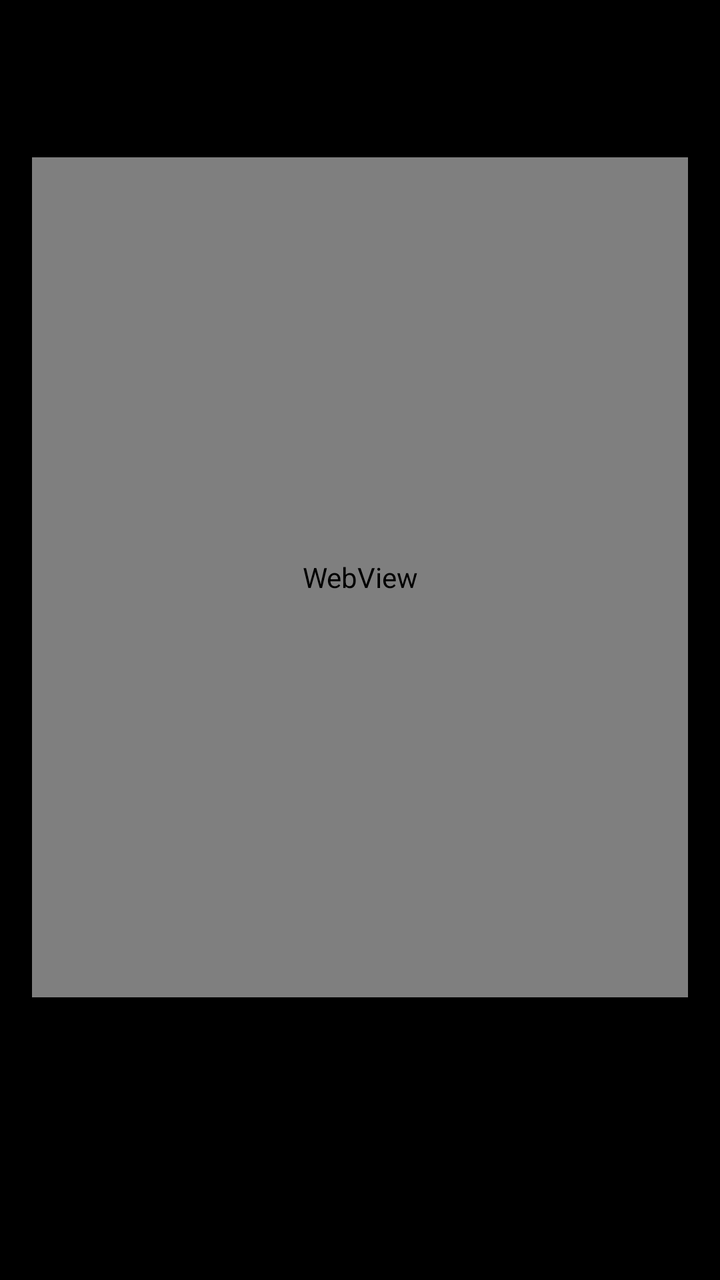
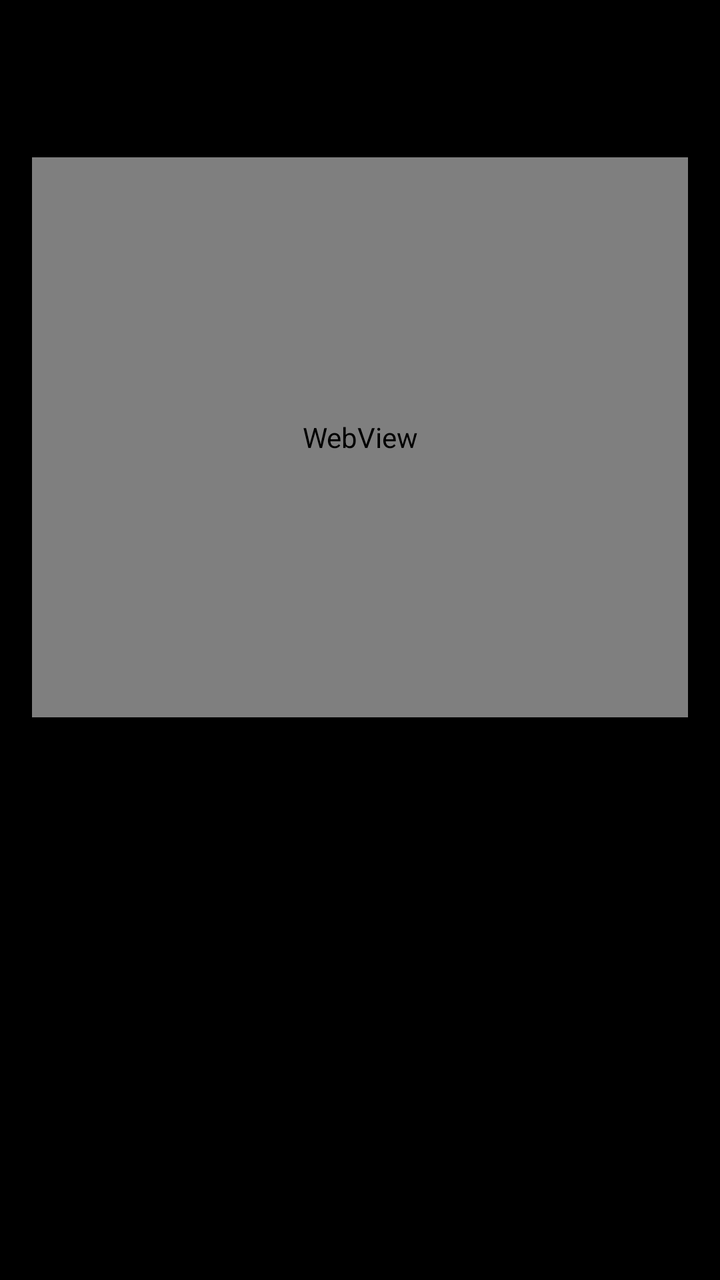

The first picture is an Android layout as it rendered before a commit; the second is the same layout after the commit. The layout source and the unified diff follow.
<!-- AndroidManifest.xml: application theme Theme.OmniWatch -->
<!-- res/layout/bottom_sheet_webcam_external.xml -->
<?xml version="1.0" encoding="utf-8"?>
<LinearLayout xmlns:android="http://schemas.android.com/apk/res/android"
    android:layout_width="match_parent"
    android:layout_height="match_parent"
    android:orientation="vertical"
    android:padding="16dp"
    android:background="@android:color/black">

    <TextView
        android:id="@+id/tvExternalWebcamSource"
        android:layout_width="match_parent"
        android:layout_height="wrap_content"
        android:textColor="#00BCD4"
        android:textSize="13sp"
        android:textStyle="bold" />

    <TextView
        android:id="@+id/tvExternalWebcamTitle"
        android:layout_width="match_parent"
        android:layout_height="wrap_content"
        android:layout_marginTop="6dp"
        android:textColor="@android:color/white"
        android:textSize="20sp"
        android:textStyle="bold" />

    <WebView
        android:id="@+id/webcamWebView"
        android:layout_width="match_parent"
        android:layout_height="420dp"
        android:layout_marginTop="12dp"
        android:background="#111111" />
</LinearLayout>
<!-- resources referenced by this layout -->
<resources>
  <style name="Theme.OmniWatch" parent="Theme.MaterialComponents.DayNight.NoActionBar" />
</resources>

<!-- the commit's change to res/layout/bottom_sheet_webcam_external.xml (unified diff, before → after) -->
@@ -26,7 +26,7 @@
     <WebView
         android:id="@+id/webcamWebView"
         android:layout_width="match_parent"
-        android:layout_height="420dp"
+        android:layout_height="280dp"
         android:layout_marginTop="12dp"
         android:background="#111111" />
 </LinearLayout>
